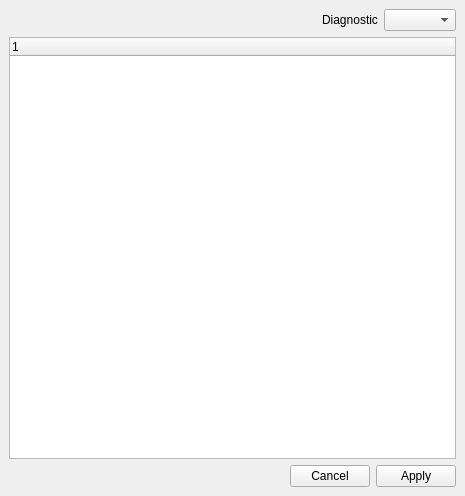
This is vistrails/gui/uvcdat/diagnosticsDockWidget.ui in CDAT/VisTrails as Qt 5 draws it before an edit. The edited form follows.
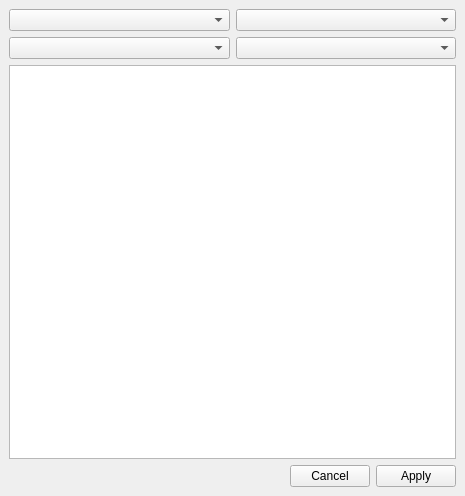
This is the edited form.

Commit message: Adds variables, observations, and seasons to diagnostics widget

Patch:
```diff
--- a/vistrails/gui/uvcdat/diagnosticsDockWidget.ui
+++ b/vistrails/gui/uvcdat/diagnosticsDockWidget.ui
@@ -16,34 +16,32 @@
   <widget class="QWidget" name="dockWidgetContents">
    <layout class="QVBoxLayout" name="verticalLayout_2">
     <item>
-     <layout class="QHBoxLayout" name="horizontalLayout">
-      <item>
-       <spacer name="horizontalSpacer">
-        <property name="orientation">
-         <enum>Qt::Horizontal</enum>
-        </property>
-        <property name="sizeHint" stdset="0">
-         <size>
-          <width>40</width>
-          <height>20</height>
-         </size>
-        </property>
-       </spacer>
+     <layout class="QGridLayout" name="gridLayout">
+      <item row="1" column="0">
+       <widget class="QComboBox" name="comboBoxVariable"/>
       </item>
-      <item>
-       <widget class="QLabel" name="labelType">
-        <property name="text">
-         <string>Diagnostic</string>
-        </property>
-       </widget>
+      <item row="0" column="0">
+       <widget class="QComboBox" name="comboBoxType"/>
       </item>
-      <item>
-       <widget class="QComboBox" name="comboBox"/>
+      <item row="0" column="1">
+       <widget class="QComboBox" name="comboBoxObservation"/>
+      </item>
+      <item row="1" column="1">
+       <widget class="QComboBox" name="comboBoxSeason"/>
       </item>
      </layout>
     </item>
     <item>
      <widget class="QTreeWidget" name="treeWidget">
+      <property name="alternatingRowColors">
+       <bool>true</bool>
+      </property>
+      <property name="textElideMode">
+       <enum>Qt::ElideRight</enum>
+      </property>
+      <attribute name="headerVisible">
+       <bool>false</bool>
+      </attribute>
       <column>
        <property name="text">
         <string notr="true">1</string>
```
The commit also changes 2 other files.
